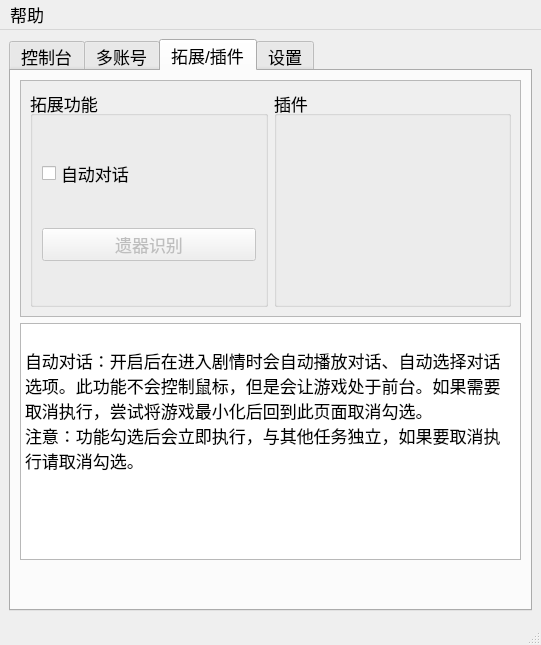
Qt form res/ui/main.ui (Shasnow/StarRailAssistant) before a commit.
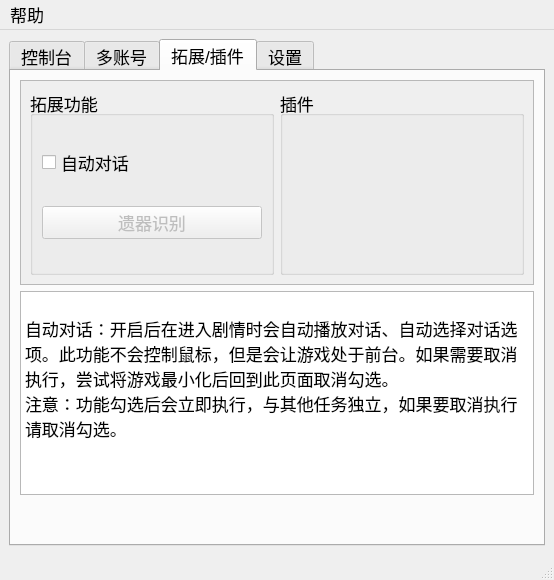
The same form after that commit. The open tabs and pages were chosen to show the change.

```diff
--- a/res/ui/main.ui
+++ b/res/ui/main.ui
@@ -6,8 +6,8 @@
    <rect>
     <x>0</x>
     <y>0</y>
-    <width>541</width>
-    <height>645</height>
+    <width>554</width>
+    <height>580</height>
    </rect>
   </property>
   <property name="font">
@@ -457,8 +457,8 @@
             <rect>
              <x>0</x>
              <y>0</y>
-             <width>193</width>
-             <height>121</height>
+             <width>497</width>
+             <height>235</height>
             </rect>
            </property>
            <layout class="QHBoxLayout" name="horizontalLayout_16">
@@ -552,7 +552,7 @@
     <rect>
      <x>0</x>
      <y>0</y>
-     <width>541</width>
+     <width>554</width>
      <height>33</height>
     </rect>
    </property>
```
Left out of the diff: 4 changed lines with no effect on the pictures.
